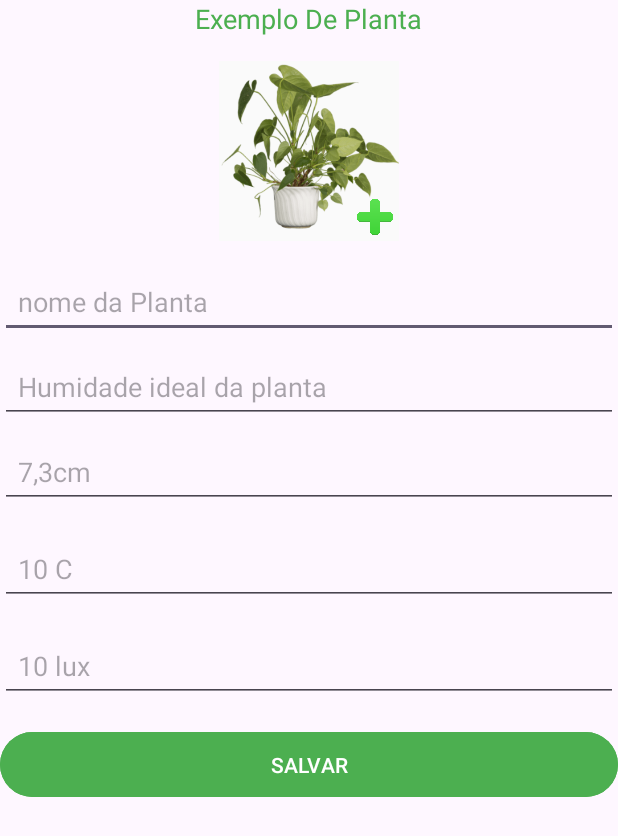
After one commit to bj307/SmartGreenhouseAPP, an Android app: the cadastraPlanta screen opened directly, with no data from a screen before it, on a phone screen of 412 x 824 dp. The commit adds this screen. Shown: the top 836 px of the screen. Run offline under Robolectric (Android 15) with nearby library versions, the phone set to English and light mode, and no system bars; our stand-ins replace Firebase (no records; nobody signed in at launch, a user with empty details on screens opened directly).

Commit message:
:sparkles: feat: Adicionar o metodo de salvar plantas

```diff
--- a/app/src/main/AndroidManifest.xml
+++ b/app/src/main/AndroidManifest.xml
@@ -12,6 +12,11 @@
         android:supportsRtl="true"
         android:theme="@style/Theme.SmartGreenhouseAPP.Splash"
         tools:targetApi="31">
+
+
+        <activity
+            android:name=".ui.cadastraPlanta"
+            android:exported="false" />
         <activity
             android:name=".ui.plants.PlantsActivity"
             android:exported="false" />
--- /dev/null
+++ b/app/src/main/java/com/example/smartgreenhouseapp/ui/cadastraPlanta.kt
@@ -0,0 +1,152 @@
+package com.example.smartgreenhouseapp.ui
+
+import PlantaModel
+import android.app.Activity
+import android.content.Intent
+import android.graphics.Bitmap
+import android.os.Bundle
+import android.provider.MediaStore
+import android.widget.Button
+import android.widget.EditText
+import android.widget.ImageView
+import android.widget.Toast
+import androidx.activity.enableEdgeToEdge
+import androidx.activity.result.contract.ActivityResultContracts
+import androidx.appcompat.app.AppCompatActivity
+import androidx.core.view.ViewCompat
+import androidx.core.view.WindowInsetsCompat
+import com.example.smartgreenhouseapp.R
+import com.example.smartgreenhouseapp.repository.PlantaRepository
+import com.example.smartgreenhouseapp.ui.dashboard.DashboardActivity
+import com.example.smartgreenhouseapp.ui.plantdetails.ExemploPlanta
+import com.google.firebase.firestore.FirebaseFirestore
+import com.google.firebase.storage.FirebaseStorage
+import java.io.ByteArrayOutputStream
+
+
+
+class cadastraPlanta : AppCompatActivity() {
+    private lateinit var ivAddButton: ImageView
+    private lateinit var ivPlantImage: ImageView
+    private lateinit var btnSave: Button
+    private lateinit var etPlantName: EditText
+    private lateinit var etHumidade: EditText
+    private lateinit var etPlantSize: EditText
+    private lateinit var etTemperatura: EditText
+    private lateinit var etLuminosidade: EditText
+    private var imageBitmap: Bitmap? = null
+    private val db: FirebaseFirestore by lazy { FirebaseFirestore.getInstance() }
+    private val storage: FirebaseStorage by lazy { FirebaseStorage.getInstance() }
+
+    override fun onCreate(savedInstanceState: Bundle?) {
+        super.onCreate(savedInstanceState)
+        enableEdgeToEdge()
+        setContentView(R.layout.activity_cadastra_planta)
+        ViewCompat.setOnApplyWindowInsetsListener(findViewById(R.id.main)) { v, insets ->
+            val systemBars = insets.getInsets(WindowInsetsCompat.Type.systemBars())
+            v.setPadding(systemBars.left, systemBars.top, systemBars.right, systemBars.bottom)
+            insets
+        }
+
+        ivAddButton = findViewById(R.id.ivAddButton)
+        ivPlantImage = findViewById(R.id.ivPlantImage)
+        btnSave = findViewById(R.id.btnSave)
+        etPlantName = findViewById(R.id.etPlantName)
+        etHumidade = findViewById(R.id.etHumidade)
+        etPlantSize = findViewById(R.id.etPlantSize)
+        etTemperatura = findViewById(R.id.etTemperatura)
+        etLuminosidade = findViewById(R.id.etLuminosidade)
+
+        // Configure o OnClickListener para abrir a câmera
+        ivAddButton.setOnClickListener {
+            openCamera()
+        }
+
+        // Configure o OnClickListener para salvar a planta
+        btnSave.setOnClickListener {
+            if (imageBitmap != null) {
+                salvarImagemNoFirebase(imageBitmap!!)
+            } else {
+                Toast.makeText(this, "Por favor, tire uma foto da planta.", Toast.LENGTH_SHORT).show()
+            }
+        }
+    }
+
+    private val cameraLauncher = registerForActivityResult(
+        ActivityResultContracts.StartActivityForResult()
+    ) { result ->
+        if (result.resultCode == Activity.RESULT_OK) {
+            // A imagem foi capturada com sucesso
+            imageBitmap = result.data?.extras?.get("data") as? Bitmap
+            if (imageBitmap != null) {
+                ivPlantImage.setImageBitmap(imageBitmap)
+                Toast.makeText(this, "Imagem capturada com sucesso!", Toast.LENGTH_SHORT).show()
+            }
+        } else {
+            Toast.makeText(this, "Captura da imagem cancelada", Toast.LENGTH_SHORT).show()
+        }
+    }
+
+    private fun openCamera() {
+        val cameraIntent = Intent(MediaStore.ACTION_IMAGE_CAPTURE)
+        // Verifica se existe um aplicativo de câmera disponível
+        if (cameraIntent.resolveActivity(packageManager) != null) {
+            cameraLauncher.launch(cameraIntent)
+        } else {
+            Toast.makeText(this, "Nenhum aplicativo de câmera encontrado", Toast.LENGTH_SHORT).show()
+        }
+    }
+
+    private fun salvarImagemNoFirebase(imageBitmap: Bitmap) {
+        val storageRef = storage.reference
+        val imageRefPath = "imagens/${System.currentTimeMillis()}.jpg"
+        val imagensRef = storageRef.child(imageRefPath)
+
+        val baos = ByteArrayOutputStream()
+        imageBitmap.compress(Bitmap.CompressFormat.JPEG, 100, baos)
+        val data = baos.toByteArray()
+
+        val uploadTask = imagensRef.putBytes(data)
+        uploadTask.addOnSuccessListener {
+            imagensRef.downloadUrl.addOnSuccessListener { uri ->
+                val imagemUrl = uri.toString()
+                salvarNoFirestore(imagemUrl, imageRefPath) // Passando imageRefPath junto com o URL
+            }
+        }.addOnFailureListener { exception ->
+            Toast.makeText(this, "Erro ao fazer upload da imagem: ${exception.message}", Toast.LENGTH_SHORT).show()
+        }
+    }
+
+    private fun salvarNoFirestore(imagemUrl: String, imageRefPath: String) {
+        val novaPlanta = PlantaModel(
+            nome = etPlantName.text.toString(),
+            humidadeMax = etHumidade.text.toString(),
+            tamanho = etPlantSize.text.toString(),
+            temperaturaMax = etTemperatura.text.toString(),
+            luminosidadeIdeal = etLuminosidade.text.toString(),
+            imagemUrl = imagemUrl,
+            imageRef = imageRefPath
+        )
+
+        db.collection("SMARTPEI")
+            .document("A1B2C3D4E5")
+            .collection("plantas")
+            .add(novaPlanta)
+            .addOnSuccessListener { documentReference ->
+                val idGerado = documentReference.id
+                Toast.makeText(this, "Planta salva com sucesso, ID: $idGerado", Toast.LENGTH_SHORT).show()
+
+
+                val intent = Intent(this@cadastraPlanta, DashboardActivity::class.java)
+                intent.addFlags(Intent.FLAG_ACTIVITY_CLEAR_TOP or Intent.FLAG_ACTIVITY_NEW_TASK)
+                startActivity(intent)
+                finish()
+            }
+            .addOnFailureListener { exception ->
+                Toast.makeText(this, "Erro ao salvar planta: ${exception.message}", Toast.LENGTH_SHORT).show()
+            }
+    }
+
+
+
+}
--- /dev/null
+++ b/app/src/main/res/layout/activity_cadastra_planta.xml
@@ -0,0 +1,106 @@
+<?xml version="1.0" encoding="utf-8"?>
+<androidx.constraintlayout.widget.ConstraintLayout xmlns:android="http://schemas.android.com/apk/res/android"
+    xmlns:app="http://schemas.android.com/apk/res-auto"
+    xmlns:tools="http://schemas.android.com/tools"
+    android:id="@+id/main"
+    android:layout_width="match_parent"
+    android:layout_height="match_parent"
+    tools:context=".ui.cadastraPlanta">
+
+
+    <LinearLayout
+        android:layout_width="match_parent"
+        android:layout_height="wrap_content"
+        android:orientation="vertical"
+        android:gravity="center_horizontal"
+        tools:ignore="MissingConstraints">
+
+        <TextView
+            android:id="@+id/tvTitle"
+            android:layout_width="wrap_content"
+            android:layout_height="wrap_content"
+            android:text="Exemplo De Planta"
+            android:textSize="18sp"
+            android:textColor="#4CAF50"
+            android:layout_marginBottom="16dp" />
+
+
+        <FrameLayout
+            android:layout_width="120dp"
+            android:layout_height="120dp"
+            android:layout_marginBottom="16dp">
+
+            <ImageView
+                android:id="@+id/ivPlantImage"
+                android:layout_width="match_parent"
+                android:layout_height="match_parent"
+                android:src="@drawable/exemplo_planta"
+                android:scaleType="centerCrop"
+                android:background="@drawable/exemplo_planta" />
+
+            <ImageView
+                android:id="@+id/ivAddButton"
+                android:layout_width="32dp"
+                android:layout_height="32dp"
+                android:layout_gravity="bottom|end"
+                android:src="@drawable/add_15999657"
+                android:padding="4dp" />
+        </FrameLayout>
+
+        <!-- Campo nome da planta -->
+        <EditText
+            android:id="@+id/etPlantName"
+            android:layout_width="match_parent"
+            android:layout_height="wrap_content"
+            android:hint="nome da Planta"
+            android:layout_marginBottom="8dp"
+            android:padding="12dp" />
+
+        <EditText
+            android:id="@+id/etHumidade"
+            android:layout_width="match_parent"
+            android:layout_height="wrap_content"
+            android:hint="Humidade ideal da planta"
+            android:layout_marginBottom="8dp"
+            android:padding="12dp" />
+
+
+        <!-- Campo tamanho -->
+        <EditText
+            android:id="@+id/etPlantSize"
+            android:layout_width="match_parent"
+            android:layout_height="wrap_content"
+            android:hint="7,3cm"
+            android:padding="12dp"
+            android:layout_marginBottom="16dp" />
+
+        <EditText
+            android:id="@+id/etTemperatura"
+            android:layout_width="match_parent"
+            android:layout_height="wrap_content"
+            android:hint="10 C"
+            android:padding="12dp"
+            android:layout_marginBottom="16dp" />
+
+        <EditText
+            android:id="@+id/etLuminosidade"
+            android:layout_width="match_parent"
+            android:layout_height="wrap_content"
+            android:hint="10 lux"
+            android:padding="12dp"
+            android:layout_marginBottom="16dp" />
+
+
+        <!-- Botão salvar -->
+        <Button
+            android:id="@+id/btnSave"
+            android:layout_width="match_parent"
+            android:layout_height="wrap_content"
+            android:text="SALVAR"
+            android:backgroundTint="#4CAF50"
+            android:textColor="#FFFFFF"
+            android:padding="12dp" />
+
+    </LinearLayout>
+
+</androidx.constraintlayout.widget.ConstraintLayout>
```
Also changed, not shown: app/src/main/java/com/example/smartgreenhouseapp/repository/PlantasRepository.kt (added, +110 -0 lines), app/src/main/java/com/example/smartgreenhouseapp/ui/dashboard/DashboardActivity.kt (+17 -1 lines), app/src/main/res/drawable/add_15999657.png (added).
